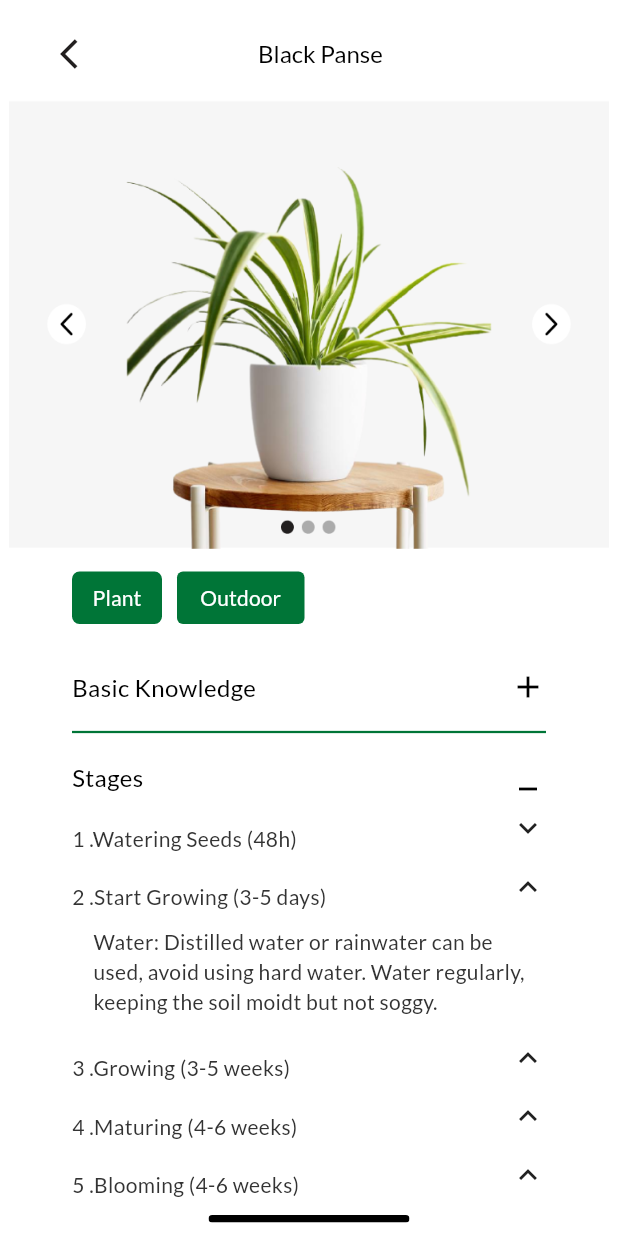
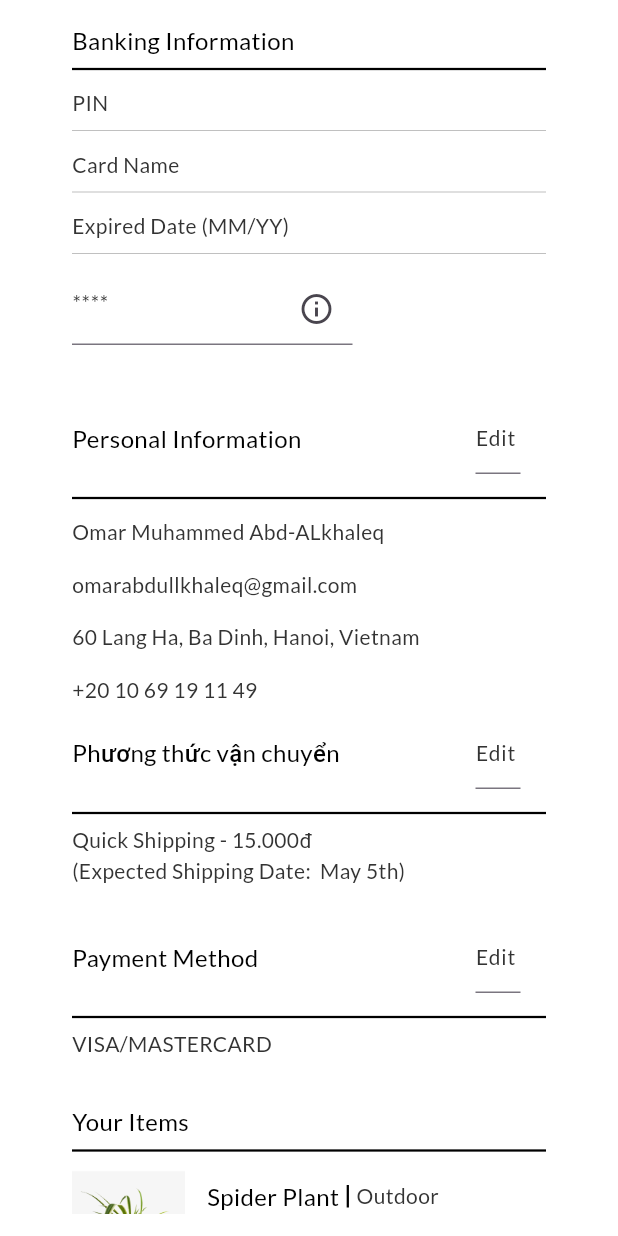
Before and after one commit to omar3b5ale2/Planta--E-Commerce-app, a Flutter app: the screen it shows after launch, on a phone screen of 412 x 824 dp. Run offline on Flutter 3.47's test engine with Material 3 defaults, Android fonts, the phone set to English and light mode, and no system bars; our stand-ins replace google_fonts.

Commit message:
second commit

```diff
--- a/lib/ Presentation Layer/views/details_screen.dart
+++ b/lib/ Presentation Layer/views/details_screen.dart
@@ -1,5 +1,6 @@
 import 'package:flutter/material.dart';
 import 'package:google_fonts/google_fonts.dart';
+import 'package:plantaecommerce/%20Presentation%20Layer/views/purchase_screen.dart';
 import 'package:plantaecommerce/util/styles/styles.dart';
 
 import '../CustomWidgets/custom_home_indicator.dart';
@@ -14,26 +15,33 @@ class DetailsScreen extends StatelessWidget {
       backgroundColor: const Color(0xffffffff),
       appBar: AppBar(
           backgroundColor: const Color(0xffffffff),
-          leading: const Padding(
-            padding: EdgeInsets.only(left: 40.0, top: 16.5),
-            child: Icon(
+          shadowColor: const Color(0xffffffff),
+          leading: Padding(
+            padding: const EdgeInsets.only(left: 30.0, top: 16.5),
+            child: IconButton(
+              onPressed: () {
+                Navigator.push(
+                  context,
+                  MaterialPageRoute(
+                      builder: (context) => const PurchaseScreen()),
+                );
+              },
+              icon: const Icon(
                 Icons.arrow_back_ios,
                 size: 24.0,
                 color: Color(0xff221F1F),
+              ),
             ),
           ),
           title: Padding(
             padding: const EdgeInsets.only(left: 100.0, top: 16.5),
             child: Text('Black Panse', style: Styles().textStyleHeadLine),
           )),
-      body: Padding(
-        padding: const EdgeInsets.only(top: 10.0),
-        child: SingleChildScrollView(
-          child: Column(
+      body: Column(
         children: [
           const SizedBox(
-                width: 400,
-                height: 300,
+            width: 420.0,
+            height: 285.0,
             child: Image(
               image: AssetImage("assets/images/img.png"),
               fit: BoxFit.fill,
@@ -138,8 +146,6 @@ class DetailsScreen extends StatelessWidget {
           ),
         ],
       ),
-        ),
-      ),
     );
   }
 }
--- /dev/null
+++ b/lib/ Presentation Layer/views/purchase_screen.dart
@@ -0,0 +1,254 @@
+import 'package:flutter/material.dart';
+import 'package:plantaecommerce/util/styles/styles.dart';
+
+class PurchaseScreen extends StatelessWidget {
+  const PurchaseScreen({super.key});
+
+  @override
+  Widget build(BuildContext context) {
+    return Scaffold(
+      backgroundColor: const Color(0xffffffff),
+      body: SafeArea(
+        child: Padding(
+          padding: const EdgeInsets.only(
+              left: 48.0, top: 15.0, right: 48.0, bottom: 15.0),
+          child: SingleChildScrollView(
+            child: Column(
+              crossAxisAlignment: CrossAxisAlignment.start,
+              children: [
+                Text(
+                  'Banking Information',
+                  style: Styles().textStyleHeadLine,
+                ),
+                const Divider(
+                  thickness: 1.5,
+                  color: Color(0xff000000),
+                ),
+                const SizedBox(
+                  height: 5.0,
+                ),
+                Text(
+                  'PIN',
+                  style: Styles().textStyleHint,
+                ),
+                const Divider(
+                  thickness: 0.5,
+                  color: Color(0xffABABAB),
+                ),
+                const SizedBox(
+                  height: 5.0,
+                ),
+                Text(
+                  'Card Name',
+                  style: Styles().textStyleHint,
+                ),
+                const Divider(
+                  thickness: 0.5,
+                  color: Color(0xffABABAB),
+                ),
+                const SizedBox(
+                  height: 5.0,
+                ),
+                Text(
+                  'Expired Date (MM/YY)',
+                  style: Styles().textStyleHint,
+                ),
+                const Divider(
+                  thickness: 0.5,
+                  color: Color(0xffABABAB),
+                ),
+                const SizedBox(
+                  height: 5.0,
+                ),
+                SizedBox(
+                  width: 187.0,
+                  child: TextFormField(
+                    decoration: InputDecoration(
+                        hintText: '****',
+                        hintStyle: Styles().textStyleHint,
+                        suffixIcon: const Icon(Icons.info_outline)),
+                  ),
+                ),
+                const SizedBox(
+                  height: 30.0,
+                ),
+                Row(
+                  mainAxisAlignment: MainAxisAlignment.spaceBetween,
+                  children: [
+                    Text(
+                      'Personal Information',
+                      style: Styles().textStyleHeadLine,
+                    ),
+                    TextButton(
+                        onPressed: () {},
+                        child: SizedBox(
+                          width: 30.0,
+                          child: TextFormField(
+                              decoration: InputDecoration(
+                                  hintText: 'Edit',
+                                  hintStyle: Styles().textStyleHint)),
+                        ))
+                  ],
+                ),
+                const Divider(
+                  thickness: 1.5,
+                  color: Color(0xff000000),
+                ),
+                const SizedBox(
+                  height: 5.0,
+                ),
+                Text(
+                  'Omar Muhammed Abd-ALkhaleq',
+                  style: Styles().textStyleHint,
+                ),
+                const SizedBox(
+                  height: 15.0,
+                ),
+                Text(
+                  'omarabdullkhaleq@gmail.com',
+                  style: Styles().textStyleHint,
+                ),
+                const SizedBox(
+                  height: 15.0,
+                ),
+                Text(
+                  '60 Lang Ha, Ba Dinh, Hanoi, Vietnam',
+                  style: Styles().textStyleHint,
+                ),
+                const SizedBox(
+                  height: 15.0,
+                ),
+                Text(
+                  '+20 10 69 19 11 49',
+                  style: Styles().textStyleHint,
+                ),
+                Row(
+                  mainAxisAlignment: MainAxisAlignment.spaceBetween,
+                  children: [
+                    Text(
+                      'Phương thức vận chuyển',
+                      style: Styles().textStyleHeadLine,
+                    ),
+                    TextButton(
+                        onPressed: () {},
+                        child: SizedBox(
+                          width: 30.0,
+                          child: TextFormField(
+                              decoration: InputDecoration(
+                                  hintText: 'Edit',
+                                  hintStyle: Styles().textStyleHint)),
+                        ))
+                  ],
+                ),
+                const Divider(
+                  thickness: 1.5,
+                  color: Color(0xff000000),
+                ),
+                Text(
+                  'Quick Shipping - 15.000đ\n(Expected Shipping Date:  May 5th)',
+                  style: Styles().textStyleHint,
+                ),
+                const SizedBox(
+                  height: 15.0,
+                ),
+                Row(
+                  mainAxisAlignment: MainAxisAlignment.spaceBetween,
+                  children: [
+                    Text(
+                      'Payment Method',
+                      style: Styles().textStyleHeadLine,
+                    ),
+                    TextButton(
+                        onPressed: () {},
+                        child: SizedBox(
+                          width: 30.0,
+                          child: TextFormField(
+                              decoration: InputDecoration(
+                                  hintText: 'Edit',
+                                  hintStyle: Styles().textStyleHint)),
+                        )),
+                  ],
+                ),
+                const Divider(
+                  thickness: 1.5,
+                  color: Color(0xff000000),
+                ),
+                Text(
+                  'VISA/MASTERCARD',
+                  style: Styles().textStyleHint,
+                ),
+                const SizedBox(
+                  height: 30.0,
+                ),
+                Text(
+                  'Your Items',
+                  style: Styles().textStyleHeadLine,
+                ),
+                const Divider(
+                  thickness: 1.5,
+                  color: Color(0xff000000),
+                ),
+                const SizedBox(
+                  height: 5.0,
+                ),
+
+                Row(
+                  children: [
+                    const SizedBox(
+                        width: 75.0,
+                        height: 75.0,
+                        child: Image(
+                          image: AssetImage("assets/images/mini.png"),
+                          fit: BoxFit.fill,
+                        )),
+                    const SizedBox(
+                      width: 15.0,
+                    ),
+                    Column(
+                      crossAxisAlignment: CrossAxisAlignment.start,
+                      children: [
+                        Row(
+                          children: [
+                            Text(
+                              'Spider Plant',
+                              style: Styles().textStyleHeadLine,
+                            ),
+                            const SizedBox(
+                              width: 5.0,
+                            ),
+                            Container(
+                              height: 15.0,
+                              width: 1.5,
+                              decoration: const BoxDecoration(
+                                color: Colors.black,
+                              ),
+                            ),
+                            const SizedBox(
+                              width: 5.0,
+                            ),
+                            Text(
+                              'Outdoor',
+                              style: Styles().textStyleHint,
+                            ),
+                          ],
+                        ),
+                        Text(
+                          '\$250',
+                          style: Styles().textStyleHint,
+                        ),
+                        Text(
+                          '2 items',
+                          style: Styles().textStyleHint,
+                        ),
+                      ],
+                    ),
+                  ],
+                )
+              ],
+            ),
+          ),
+        ),
+      ),
+    );
+  }
+}
--- a/lib/main.dart
+++ b/lib/main.dart
@@ -1,6 +1,6 @@
 import 'package:flutter/material.dart';
-
 import ' Presentation Layer/views/details_screen.dart';
+import ' Presentation Layer/views/purchase_screen.dart';
 
 void main() {
   runApp(const MyApp());
@@ -18,7 +18,7 @@ class MyApp extends StatelessWidget {
         colorScheme: ColorScheme.fromSeed(seedColor: Colors.deepPurple),
         useMaterial3: true,
       ),
-      home: const DetailsScreen (),
+      home: const PurchaseScreen (),
       debugShowCheckedModeBanner: false,
     );
   }
```
Also changed, not shown: assets/images/mini.png (added). Lines whose indentation alone changed are shown as unchanged.
